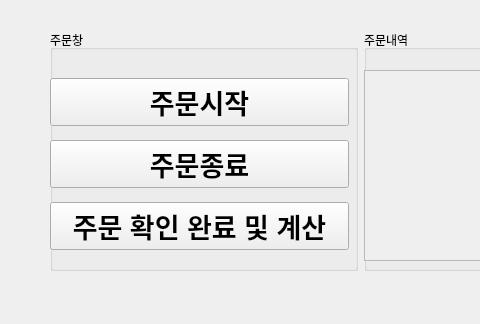
Qt form rqt_example/resource/rqt_example.ui (namjun1017/AAA_proj2) before a commit; both pictures show x 0 to 480 and y 0 to 324 of the 1183 by 600 pixel window.
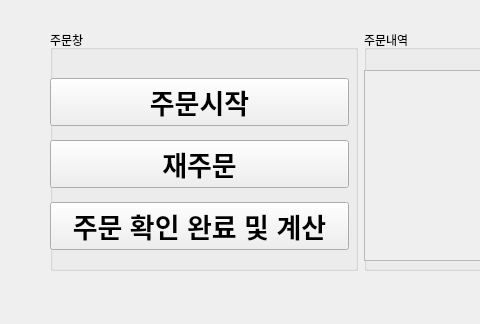
The same form after that commit.

Commit message: reorder complete

```diff
--- a/rqt_example/resource/rqt_example.ui
+++ b/rqt_example/resource/rqt_example.ui
@@ -79,7 +79,7 @@
            </font>
           </property>
           <property name="text">
-           <string>주문종료</string>
+           <string>재주문</string>
           </property>
          </widget>
         </item>
```
Left out of the diff: 2 changed lines with no effect on the pictures. The commit also changes 2 other files.
